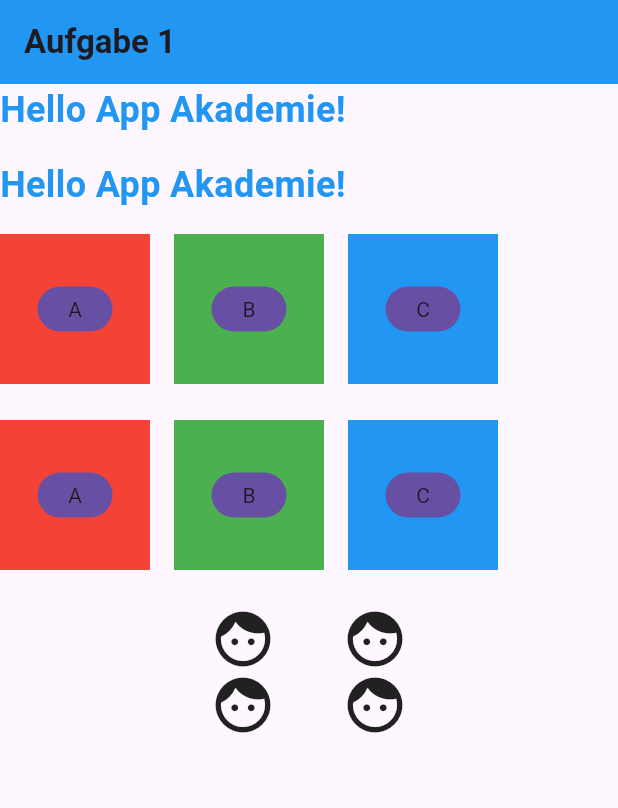
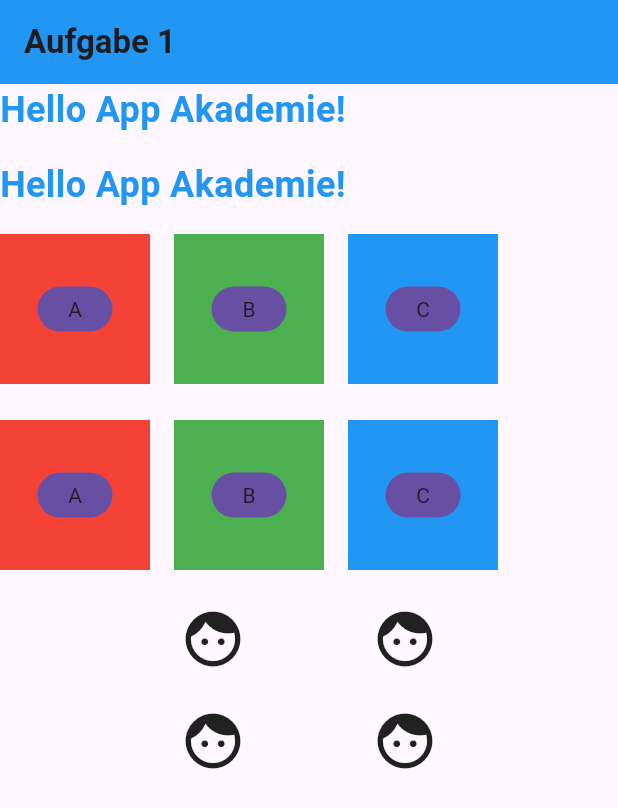
Before and after one commit to Far012/erste_flutter_app, a Flutter app: the screen it shows after launch, on a phone screen of 412 x 824 dp. Shown: the top 808 px of the screen. Run offline on Flutter 3.47's test engine with Material 3 defaults, Android fonts, the phone set to English and light mode, and no system bars.

Commit message:
widget_uebersicht_v3

```diff
--- a/lib/4.2.4_Widgetuebersicht_Bonus/widget_uebersicht.dart
+++ b/lib/4.2.4_Widgetuebersicht_Bonus/widget_uebersicht.dart
@@ -63,7 +63,7 @@ class WidgetUebersicht extends StatelessWidget {
             ],
           ),
           SizedBox(height: 24),
-          Column(children: [NameWidget(), NameWidget()]),
+          Column(children: [NameWidget(), SizedBox(height: 24), NameWidget()]),
         ],
       ),
     );
@@ -136,7 +136,7 @@ class NameWidget extends StatelessWidget {
         Row(
           children: [
             Icon(Icons.face, size: 44),
-            SizedBox(width: 44),
+            SizedBox(width: 84),
             Icon(Icons.face, size: 44),
           ],
         ),
```
